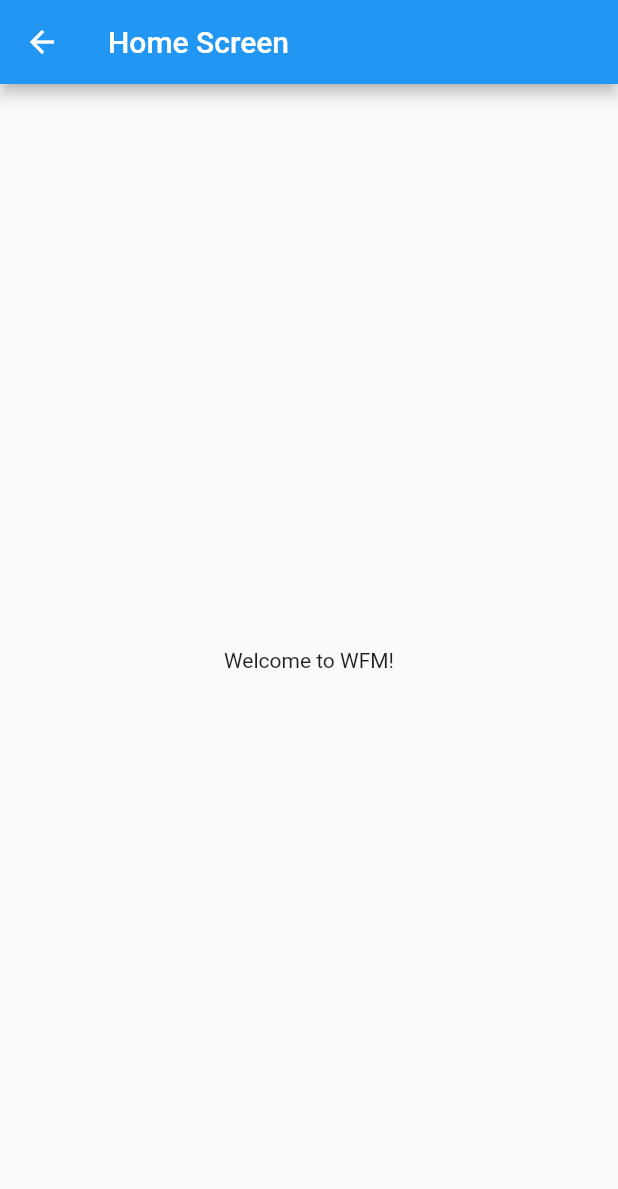
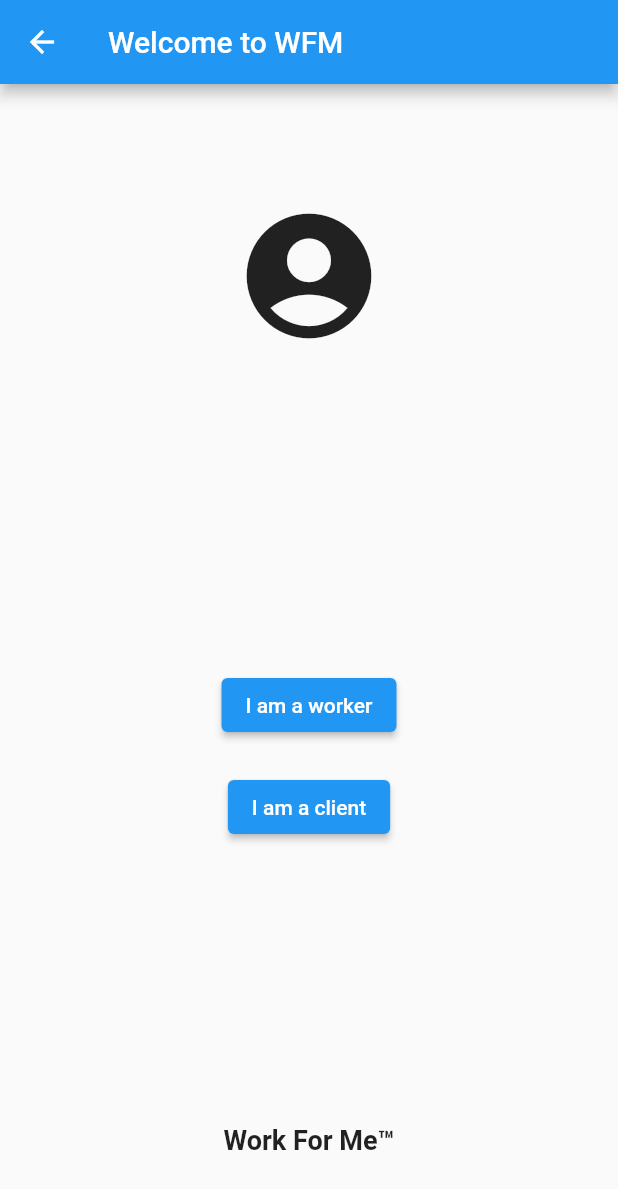
Before and after one commit to BrownYoga/Work-For-Me, a Flutter app: the HomeScreen screen opened by its route, on a phone screen of 412 x 824 dp. Shown: the top 1189 px of the screen. Run offline on Flutter 3.47's test engine with Material 2 defaults, Android fonts, the phone set to English and light mode, and no system bars; our stand-ins replace flutter_spinkit.

Commit message:
Update home_screen.dart

```diff
--- a/work_for_me/lib/home_screen/home_screen.dart
+++ b/work_for_me/lib/home_screen/home_screen.dart
@@ -1,16 +1,63 @@
 import 'package:flutter/material.dart';
 
 class HomeScreen extends StatelessWidget {
-  const HomeScreen({Key? key}) : super(key: key);  // Added const and key parameter
+  const HomeScreen({Key? key}) : super(key: key);
 
   @override
   Widget build(BuildContext context) {
     return Scaffold(
       appBar: AppBar(
-        title: const Text('Home Screen'),
+        title: const Text('Welcome to WFM'),
       ),
-      body: const Center(
-        child: Text('Welcome to WFM!'),
+      body: Column(
+        mainAxisAlignment: MainAxisAlignment.spaceBetween,
+        children: [
+          // Placeholder for a logo
+          const Expanded(
+            flex: 2,
+            child: Center(
+              child: Icon(
+                Icons.account_circle,
+                size: 100.0,
+              ),
+            ),
+          ),
+          // Two buttons in the middle
+          Expanded(
+            flex: 3,
+            child: Column(
+              mainAxisAlignment: MainAxisAlignment.center,
+              children: [
+                ElevatedButton(
+                  onPressed: () {
+                    // Navigate to the worker screen
+                  },
+                  child: const Text('I am a worker'),
+                ),
+                const SizedBox(height: 20),
+                ElevatedButton(
+                  onPressed: () {
+                    // Navigate to the client screen
+                  },
+                  child: const Text('I am a client'),
+                ),
+              ],
+            ),
+          ),
+          // Footer
+          const Expanded(
+            flex: 1,
+            child: Center(
+              child: Text(
+                'Work For Me™',
+                style: TextStyle(
+                  fontSize: 18,
+                  fontWeight: FontWeight.bold,
+                ),
+              ),
+            ),
+          ),
+        ],
       ),
     );
   }
```
